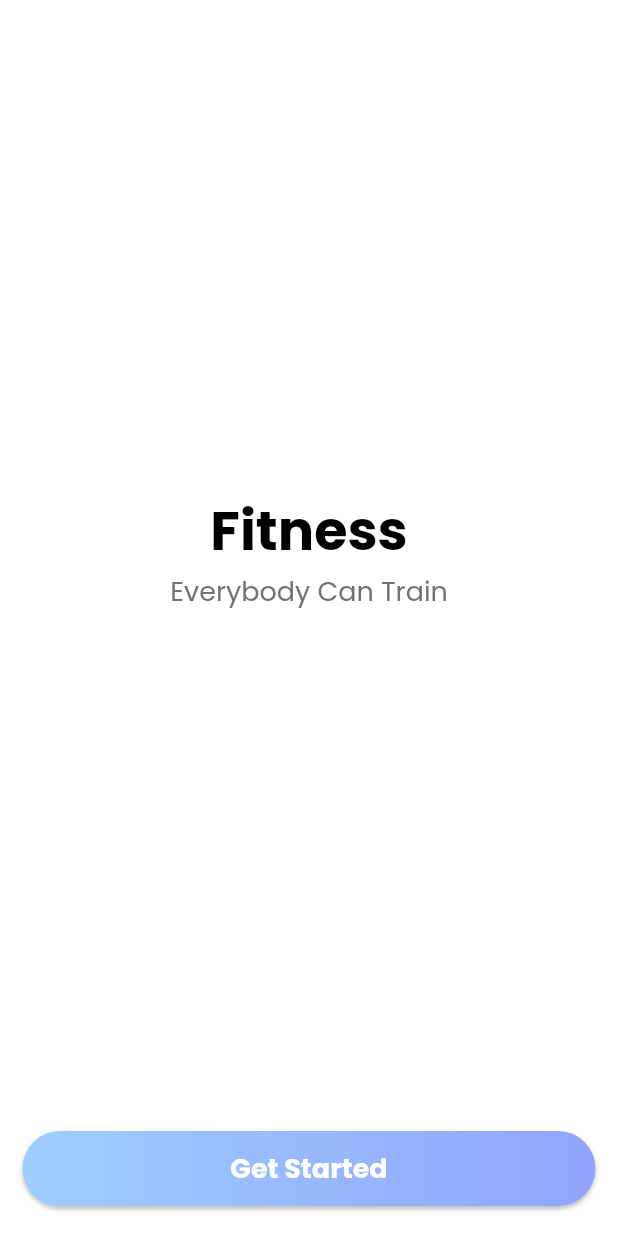
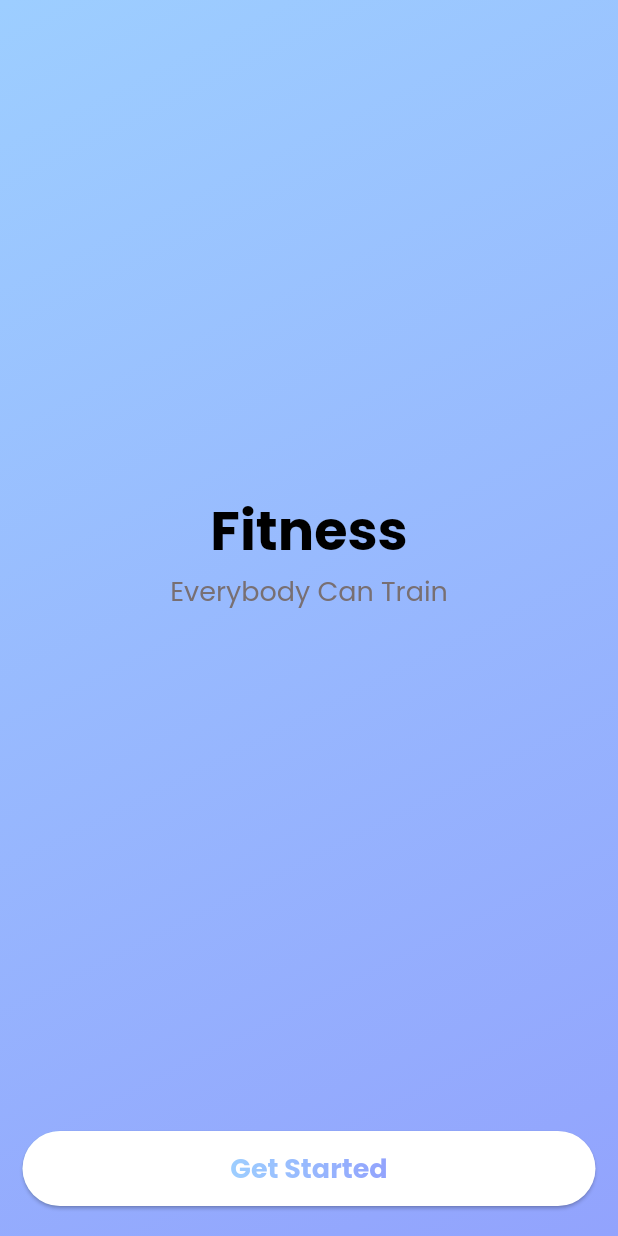
Before and after one commit to cukash-09/Fitness_App, a Flutter app: the screen it shows after launch, after a tap on "Get Started", on a phone screen of 412 x 824 dp. Run offline on Flutter 3.47's test engine with Material 2 defaults, Android fonts, the phone set to English and light mode, and no system bars; our stand-ins replace flutter_svg, gap.

Commit message:
maan commit

```diff
--- a/lib/view/on_boarding/Started_View.dart
+++ b/lib/view/on_boarding/Started_View.dart
@@ -1,4 +1,5 @@
 import 'package:flutter/material.dart';
+import 'package:flutter_fitness_app/view/on_boarding/on_boarding_view.dart';
 import 'package:gap/gap.dart';
 
 import '../../common/colors.dart';
@@ -56,7 +57,17 @@ class _StartedViewState extends State<StartedView> {
                     padding: EdgeInsets.symmetric(horizontal: 15, vertical: 20),
                     child: RoundButton(title: 'Get Started',
                     type: isChangeColor ?   RoundButtonType.textGraident : RoundButtonType.bgGradient,
-                    onPressed: () {},)
+                    onPressed: () {
+                      if(isChangeColor) {
+                        Navigator.push(context, MaterialPageRoute(builder: (context) => OnBoardingView()));
+
+                      } else {
+                        setState(() {
+                          isChangeColor = true;
+                        });
+                      }
+                    }
+                    ),
 
                 ),
                 ),
```
